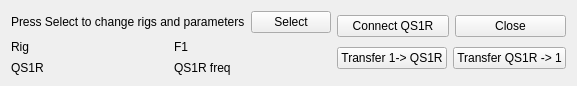
The window that mqt/Qs1rSync/MainWindow.ui (zsteva/backup-minos2) describes before a commit, drawn with Qt 5.
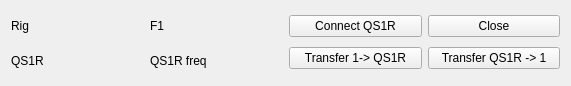
The same window after the commit.

The edit to the form file:
```diff
--- a/mqt/Qs1rSync/MainWindow.ui
+++ b/mqt/Qs1rSync/MainWindow.ui
@@ -17,24 +17,6 @@
    <layout class="QHBoxLayout" name="horizontalLayout_5">
     <item>
      <layout class="QVBoxLayout" name="verticalLayout_2">
-      <item>
-       <layout class="QHBoxLayout" name="horizontalLayout_4">
-        <item>
-         <widget class="QLabel" name="label">
-          <property name="text">
-           <string>Press Select to change rigs and parameters</string>
-          </property>
-         </widget>
-        </item>
-        <item>
-         <widget class="QPushButton" name="selectButton">
-          <property name="text">
-           <string>Select</string>
-          </property>
-         </widget>
-        </item>
-       </layout>
-      </item>
       <item>
        <layout class="QGridLayout" name="gridLayout">
         <item row="0" column="0">
```
